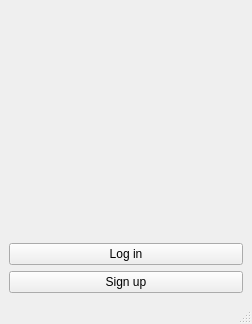
First picture: the form in Project_AA/messenger.ui, repository AmirHasanTaban/IUT-Messanger, before the edit.
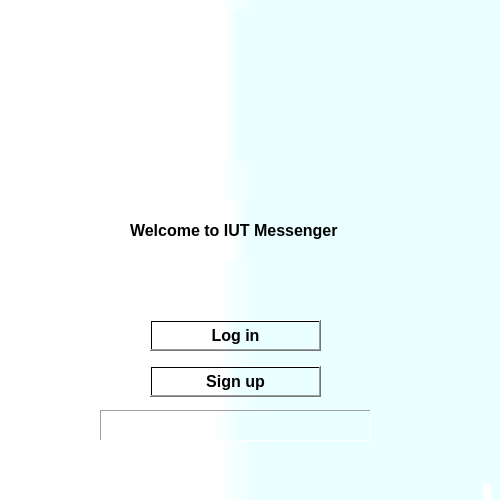
Second picture: the form after the edit. Icons and pictures are not drawn.

Patch:
```diff
--- a/Project_AA/messenger.ui
+++ b/Project_AA/messenger.ui
@@ -6,37 +6,118 @@
    <rect>
     <x>0</x>
     <y>0</y>
-    <width>252</width>
-    <height>324</height>
+    <width>500</width>
+    <height>500</height>
    </rect>
   </property>
   <property name="windowTitle">
    <string>Messenger</string>
   </property>
+  <property name="styleSheet">
+   <string notr="true">background-color: qlineargradient(spread:repeat, x1:0, y1:1, x2:1, y2:1, stop:0.426136 rgba(255, 255, 255, 255), stop:0.517045 rgba(234, 255, 255, 255));</string>
+  </property>
   <widget class="QWidget" name="centralwidget">
-   <layout class="QVBoxLayout" name="verticalLayout">
-    <item>
      <widget class="QLabel" name="label_message">
+    <property name="geometry">
+     <rect>
+      <x>100</x>
+      <y>410</y>
+      <width>271</width>
+      <height>31</height>
+     </rect>
+    </property>
+    <property name="frameShape">
+     <enum>QFrame::Panel</enum>
+    </property>
+    <property name="frameShadow">
+     <enum>QFrame::Sunken</enum>
+    </property>
       <property name="text">
        <string/>
       </property>
      </widget>
-    </item>
-    <item>
      <widget class="QPushButton" name="Login">
+    <property name="geometry">
+     <rect>
+      <x>150</x>
+      <y>320</y>
+      <width>171</width>
+      <height>31</height>
+     </rect>
+    </property>
+    <property name="font">
+     <font>
+      <pointsize>12</pointsize>
+      <bold>true</bold>
+     </font>
+    </property>
       <property name="text">
        <string>Log in</string>
       </property>
      </widget>
-    </item>
-    <item>
      <widget class="QPushButton" name="Signup">
+    <property name="geometry">
+     <rect>
+      <x>150</x>
+      <y>366</y>
+      <width>171</width>
+      <height>31</height>
+     </rect>
+    </property>
+    <property name="font">
+     <font>
+      <pointsize>12</pointsize>
+      <bold>true</bold>
+     </font>
+    </property>
       <property name="text">
        <string>Sign up</string>
       </property>
      </widget>
-    </item>
-   </layout>
+   <widget class="QLabel" name="label">
+    <property name="geometry">
+     <rect>
+      <x>160</x>
+      <y>10</y>
+      <width>151</width>
+      <height>151</height>
+     </rect>
+    </property>
+    <property name="text">
+     <string/>
+    </property>
+    <property name="pixmap">
+     <pixmap>iut_logo.png</pixmap>
+    </property>
+    <property name="scaledContents">
+     <bool>true</bool>
+    </property>
+   </widget>
+   <widget class="QLabel" name="label_2">
+    <property name="geometry">
+     <rect>
+      <x>130</x>
+      <y>200</y>
+      <width>231</width>
+      <height>61</height>
+     </rect>
+    </property>
+    <property name="font">
+     <font>
+      <family>Segoe UI</family>
+      <pointsize>12</pointsize>
+      <italic>false</italic>
+      <bold>true</bold>
+     </font>
+    </property>
+    <property name="styleSheet">
+     <string notr="true">font: 700 12pt &quot;Segoe UI&quot;;
+background-color: qlineargradient(spread:repeat, x1:0, y1:1, x2:1, y2:1, stop:0.426136 rgba(255, 255, 255, 255), stop:0.517045 rgba(234, 255, 255, 255));</string>
+    </property>
+    <property name="text">
+     <string>Welcome to IUT Messenger</string>
+    </property>
+   </widget>
   </widget>
   <widget class="QMenuBar" name="menubar">
    <property name="geometry">
```
Left out of the diff: 4 changed lines with no effect on the pictures. Lines whose indentation alone changed are shown as unchanged.
